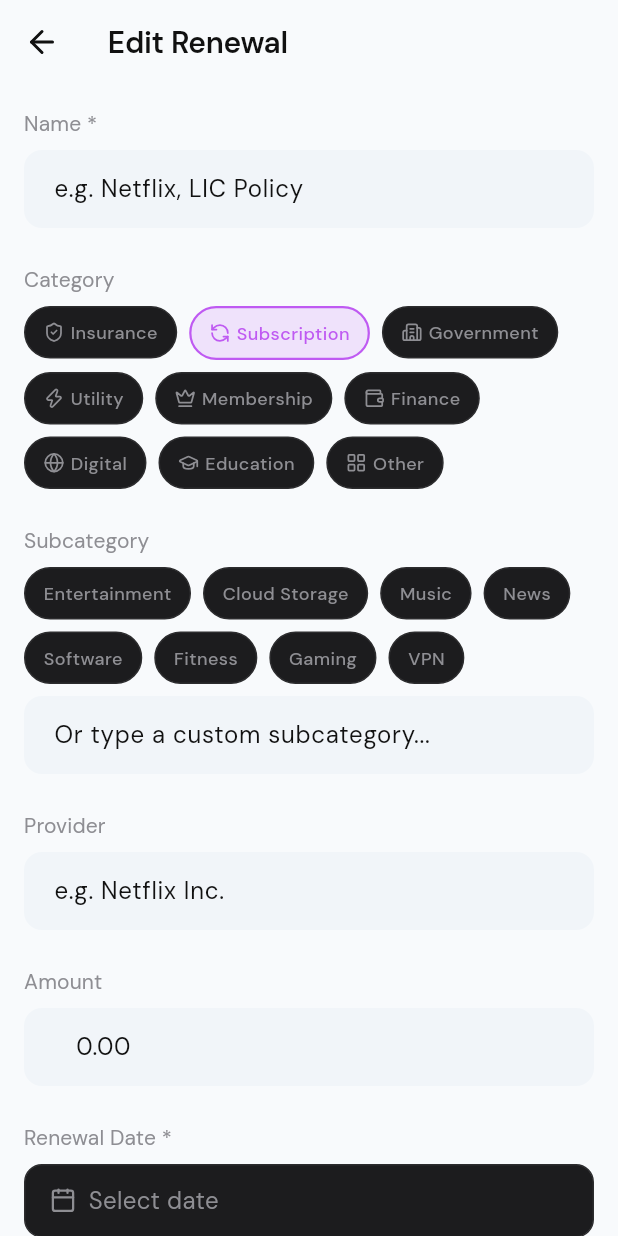
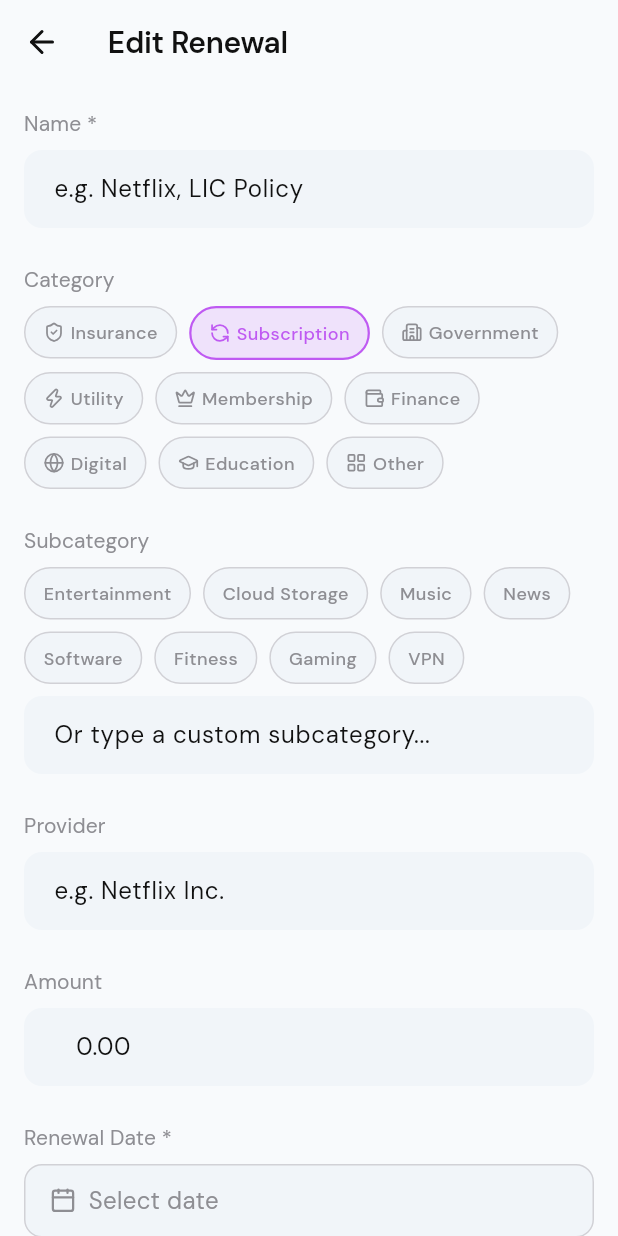
Before and after one commit to kailasramasamy/renewd, a Flutter app: the EditRenewalScreen screen opened by its route, on a phone screen of 412 x 824 dp. Run offline on Flutter 3.47's test engine with Material 3 defaults, Android fonts, the phone set to English and light mode, and no system bars; our stand-ins replace cached_network_image, file_picker, firebase_auth, firebase_core, firebase_messaging, flutter_local_notifications and 11 more; missing offline and left inert: flutter_doc_scanner, flutter_pdfview, receive_sharing_intent; accounts and stored records are empty; network calls fail; statements that could not run were skipped.

Commit message:
Fix dark backgrounds in light mode across all screens
Replace hardcoded RenewdColors.darkSlate with theme-aware colors:
- Add renewal: category chips, subcategory chips, date picker
- Edit renewal: category chips, subcategory chips, date picker
- Scan add form: category chips, subcategory chips, date picker
- Dashboard widgets: DueSoonCard, CategoryCard
- Profile: delete account dialog

Uses cloudGray for chip/input elements, Colors.white for cards in light mode.

Co-Authored-By: Claude Opus 4.6 (1M context) <noreply@anthropic.com>

```diff
--- a/frontend/lib/modules/profile/profile_screen.dart
+++ b/frontend/lib/modules/profile/profile_screen.dart
@@ -305,9 +305,10 @@ class ProfileScreen extends StatelessWidget {
       );
 
   void _confirmDeleteAccount() {
+    final isDark = Get.isDarkMode;
     Get.dialog(
       AlertDialog(
-        backgroundColor: RenewdColors.darkSlate,
+        backgroundColor: isDark ? RenewdColors.darkSlate : Colors.white,
         shape: RoundedRectangleBorder(borderRadius: RenewdRadius.xlAll),
         title: Text('Delete Account?',
             style: RenewdTextStyles.h3.copyWith(fontWeight: FontWeight.w700)),
--- a/frontend/lib/modules/renewal/edit_renewal_screen.dart
+++ b/frontend/lib/modules/renewal/edit_renewal_screen.dart
@@ -44,7 +44,7 @@ class EditRenewalScreen extends StatelessWidget {
                 const SizedBox(height: RenewdSpacing.xl),
                 _buildLabel('Category'),
                 const SizedBox(height: RenewdSpacing.sm),
-                _buildCategoryChips(c),
+                _buildCategoryChips(context, c),
                 const SizedBox(height: RenewdSpacing.xl),
                 _buildLabel('Subcategory'),
                 const SizedBox(height: RenewdSpacing.sm),
@@ -120,7 +120,8 @@ class EditRenewalScreen extends StatelessWidget {
         style: RenewdTextStyles.bodySmall.copyWith(color: RenewdColors.slate));
   }
 
-  Widget _buildCategoryChips(EditRenewalController c) {
+  Widget _buildCategoryChips(BuildContext context, EditRenewalController c) {
+    final isDark = Theme.of(context).brightness == Brightness.dark;
     return Wrap(
       spacing: RenewdSpacing.sm,
       runSpacing: RenewdSpacing.sm,
@@ -136,10 +137,10 @@ class EditRenewalScreen extends StatelessWidget {
             decoration: BoxDecoration(
               color: isSelected
                   ? color.withValues(alpha: RenewdOpacity.medium)
-                  : RenewdColors.darkSlate,
+                  : isDark ? RenewdColors.darkSlate : RenewdColors.cloudGray,
               borderRadius: RenewdRadius.pillAll,
               border: Border.all(
-                color: isSelected ? color : RenewdColors.steel,
+                color: isSelected ? color : isDark ? RenewdColors.steel : RenewdColors.silver,
                 width: isSelected ? 1.5 : 1,
               ),
             ),
@@ -162,6 +163,7 @@ class EditRenewalScreen extends StatelessWidget {
   }
 
   Widget _buildDateField(BuildContext context, EditRenewalController c) {
+    final isDark = Theme.of(context).brightness == Brightness.dark;
     return GestureDetector(
       onTap: () => _pickDate(context, c),
       child: Container(
@@ -169,9 +171,9 @@ class EditRenewalScreen extends StatelessWidget {
         padding: const EdgeInsets.symmetric(
             horizontal: RenewdSpacing.lg, vertical: RenewdSpacing.md),
         decoration: BoxDecoration(
-          color: RenewdColors.darkSlate,
+          color: isDark ? RenewdColors.darkSlate : RenewdColors.cloudGray,
           borderRadius: RenewdRadius.mdAll,
-          border: Border.all(color: RenewdColors.steel),
+          border: Border.all(color: isDark ? RenewdColors.steel : RenewdColors.silver),
         ),
         child: Row(
           children: [
@@ -270,6 +272,7 @@ class _GroupSectionState extends State<_GroupSection> {
 
   @override
   Widget build(BuildContext context) {
+    final isDark = Theme.of(context).brightness == Brightness.dark;
     return Column(
       crossAxisAlignment: CrossAxisAlignment.start,
       children: [
@@ -294,10 +297,10 @@ class _GroupSectionState extends State<_GroupSection> {
                     decoration: BoxDecoration(
                       color: isSelected
                           ? catColor.withValues(alpha: RenewdOpacity.medium)
-                          : RenewdColors.darkSlate,
+                          : isDark ? RenewdColors.darkSlate : RenewdColors.cloudGray,
                       borderRadius: RenewdRadius.pillAll,
                       border: Border.all(
-                        color: isSelected ? catColor : RenewdColors.steel,
+                        color: isSelected ? catColor : isDark ? RenewdColors.steel : RenewdColors.silver,
                         width: isSelected ? 1.5 : 1,
                       ),
                     ),
```
Also changed, not shown: frontend/lib/modules/dashboard/dashboard_widgets.dart (+5 -3 lines), frontend/lib/modules/renewal/add_renewal_screen.dart (+11 -6 lines), frontend/lib/modules/renewal/scan_add_form.dart (+9 -6 lines).
